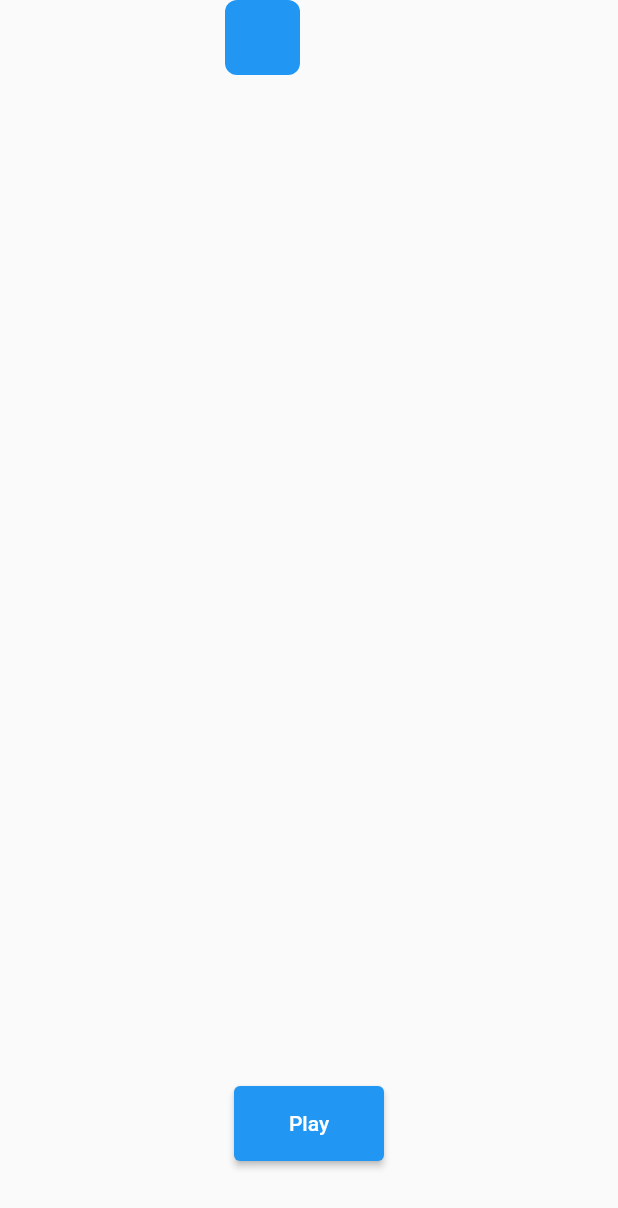
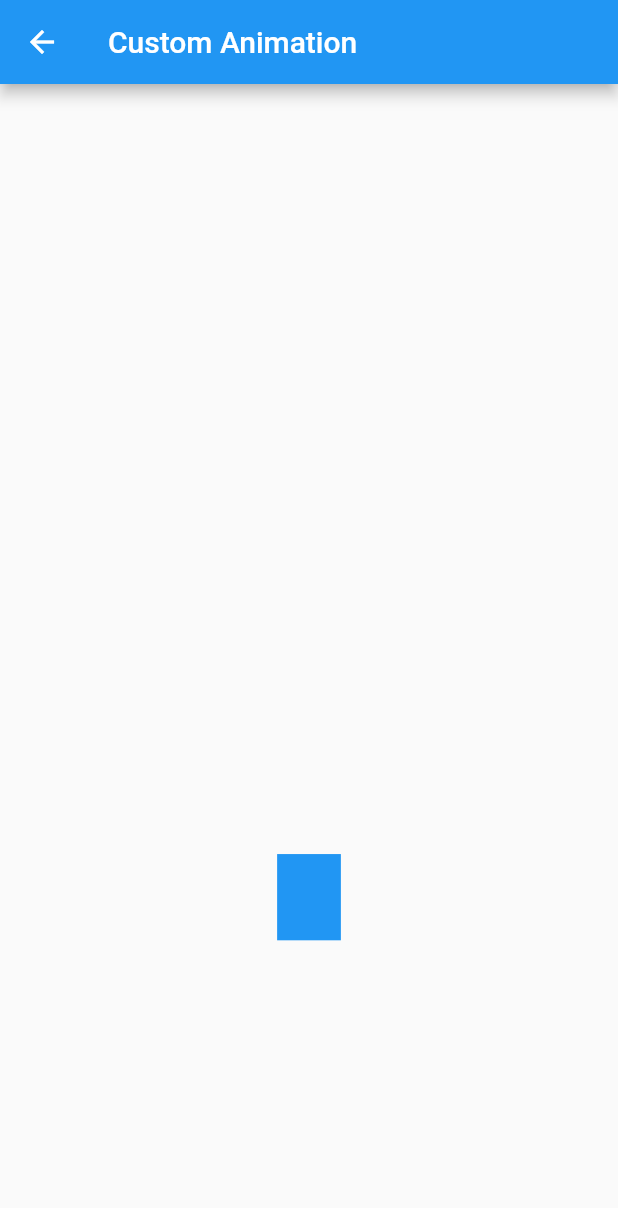
Before and after one commit to Magoulo/Flutter-Animation, a Flutter app: the screen it shows after launch, after a tap on "Custom", on a phone screen of 412 x 824 dp. Shown: the top 1208 px of the screen. Run offline on Flutter 3.47's test engine with Material 2 defaults, Android fonts, the phone set to English and light mode, and no system bars; our stand-ins replace lottie; missing offline and left inert: dart:ffi.

Commit message:
box animation with squeeze

```diff
--- a/flutter_animation/lib/screens/customAnimation.dart
+++ b/flutter_animation/lib/screens/customAnimation.dart
@@ -12,41 +12,150 @@ class CustomAnimationScreen extends StatefulWidget {
 
 class _CustomAnimationScreenState extends State<CustomAnimationScreen>
     with TickerProviderStateMixin {
-  late final AnimationController _controller;
-  double value = 150;
-  double _x = 0;
-  double _y = 0;
-  Color _color = Colors.blue;
+  late final AnimationController controller;
+  late final TweenSequence<double> positionTweenSequence;
+  late final TweenSequence<double> scaleYTweenSequence;
+  late final TweenSequence<double> scaleXTweenSequence;
+  final screenHeight = 300.0;
 
   @override
   void initState() {
     super.initState();
+    controller = AnimationController(
+      duration: const Duration(seconds: 2),
+      vsync: this,
+    );
+    positionTweenSequence = TweenSequence<double>(
+      [
+        TweenSequenceItem<double>(
+          tween: Tween<double>(begin: 0, end: 50),
+          weight: 0.2,
+        ),
+        TweenSequenceItem<double>(
+          tween: Tween<double>(begin: 50, end: 100),
+          weight: 0.2,
+        ),
+        TweenSequenceItem<double>(
+          tween: Tween<double>(begin: 100, end: 150),
+          weight: 0.2,
+        ),
+        TweenSequenceItem<double>(
+          tween: Tween<double>(begin: 150, end: 200),
+          weight: 0.2,
+        ),
+        TweenSequenceItem<double>(
+          tween: Tween<double>(begin: screenHeight, end: screenHeight - 100),
+          weight: 0.1,
+        ),
+        TweenSequenceItem<double>(
+          tween:
+              Tween<double>(begin: screenHeight + 20, end: screenHeight + 50),
+          weight: 0.1,
+        ),
+      ],
+    );
+    scaleYTweenSequence = TweenSequence<double>(
+      [
+        TweenSequenceItem<double>(
+          tween: Tween<double>(begin: 1, end: 1.1),
+          weight: 0.2,
+        ),
+        TweenSequenceItem<double>(
+          tween: Tween<double>(begin: 1.1, end: 1.3),
+          weight: 0.2,
+        ),
+        TweenSequenceItem<double>(
+          tween: Tween<double>(begin: 1.3, end: 1.1),
+          weight: 0.2,
+        ),
+        TweenSequenceItem<double>(
+          tween: Tween<double>(begin: 1.1, end: 1),
+          weight: 0.2,
+        ),
+        TweenSequenceItem<double>(
+          tween: Tween<double>(begin: 1, end: 2),
+          weight: 0.1,
+        ),
+        TweenSequenceItem<double>(
+          tween: Tween<double>(begin: 0.8, end: 1),
+          weight: 0.1,
+        ),
+      ],
+    );
 
-    _controller = AnimationController(
-        vsync: this, duration: const Duration(milliseconds: 1000));
+    scaleXTweenSequence = TweenSequence<double>(
+      [
+        TweenSequenceItem<double>(
+          tween: Tween<double>(begin: 1, end: 0.9),
+          weight: 0.2,
+        ),
+        TweenSequenceItem<double>(
+          tween: Tween<double>(begin: 0.9, end: 0.7),
+          weight: 0.2,
+        ),
+        TweenSequenceItem<double>(
+          tween: Tween<double>(begin: 0.7, end: 0.9),
+          weight: 0.2,
+        ),
+        TweenSequenceItem<double>(
+          tween: Tween<double>(begin: 0.9, end: 1),
+          weight: 0.2,
+        ),
+        TweenSequenceItem<double>(
+          tween: Tween<double>(begin: 1, end: 2),
+          weight: 0.1,
+        ),
+        TweenSequenceItem<double>(
+          tween: Tween<double>(begin: 0.8, end: 1),
+          weight: 0.1,
+        ),
+      ],
+    );
+
+    controller.forward();
   }
 
   @override
   void dispose() {
-    _controller.dispose();
+    controller.dispose();
     super.dispose();
   }
 
   @override
   Widget build(BuildContext context) {
-    return MaterialApp(
-      home: Scaffold(
-        body: Stack(
-            //crossAxisAlignment: CrossAxisAlignment.stretch,
-            //mainAxisAlignment: MainAxisAlignment.center,
-            children: [
-              /*const Align(
-                alignment: FractionalOffset.topCenter,
-                child: Text(
-                  'Api Animation',
+    return Scaffold(
+      appBar: AppBar(
+        title: const Text('Custom Animation'),
+      ),
+      body: Center(
+        child: AnimatedBuilder(
+          animation: controller,
+          builder: (BuildContext context, Widget? child) {
+            final positionValue =
+                positionTweenSequence.animate(controller).value;
+            final scaleYValue = scaleYTweenSequence.animate(controller).value;
+            final scaleXValue = scaleXTweenSequence.animate(controller).value;
+            return Transform.scale(
+              scaleY: scaleYValue,
+              scaleX: scaleXValue,
+              child: Transform.translate(
+                offset: Offset(0, positionValue),
+                child: Container(
+                  width: 50,
+                  height: 50,
+                  color: Colors.blue,
                 ),
-              ),*/
-              TweenAnimationBuilder(
+              ),
+            );
+          },
+        ),
+      ),
+    );
+  }
+}
+
+
+ /* TweenAnimationBuilder(
                 tween:
                     Tween<Offset>(begin: Offset(150, 0), end: Offset(150, _y)),
                 duration: const Duration(seconds: 1),
@@ -55,10 +164,10 @@ class _CustomAnimationScreenState extends State<CustomAnimationScreen>
                   return Positioned(
                     left: offset.dx,
                     top: offset.dy,
-                    child: TweenAnimationBuilder(
-                      tween: Tween<Color>(begin: Colors.blue, end: _color),
-                      duration: const Duration(seconds: 0),
-                      builder: (context, Color color, child) {
+                    child: TweenAnimationBuilder<Color?>(
+                      tween: ColorTween(begin: Colors.blue, end: _color),
+                      duration: const Duration(seconds: 1),
+                      builder: (_, Color? color, __) {
                         return Container(
                           width: 50,
                           height: 50,
@@ -93,9 +202,4 @@ class _CustomAnimationScreenState extends State<CustomAnimationScreen>
                     child: const Text('Play'),
                   ),
                 ),
-              ),
-            ]),
-      ),
-    );
-  }
-}
+              ),*/
```
